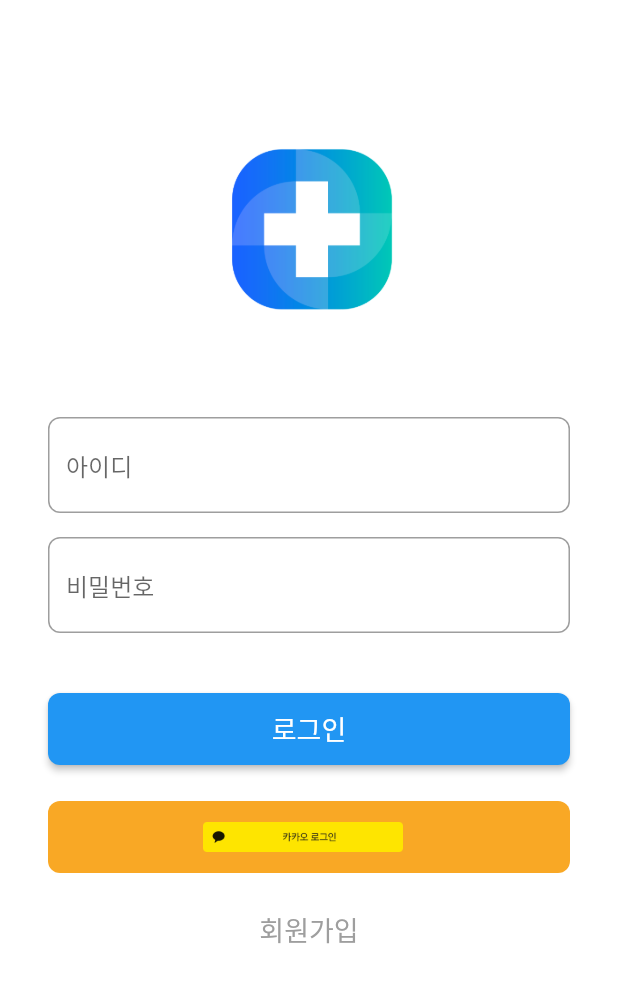
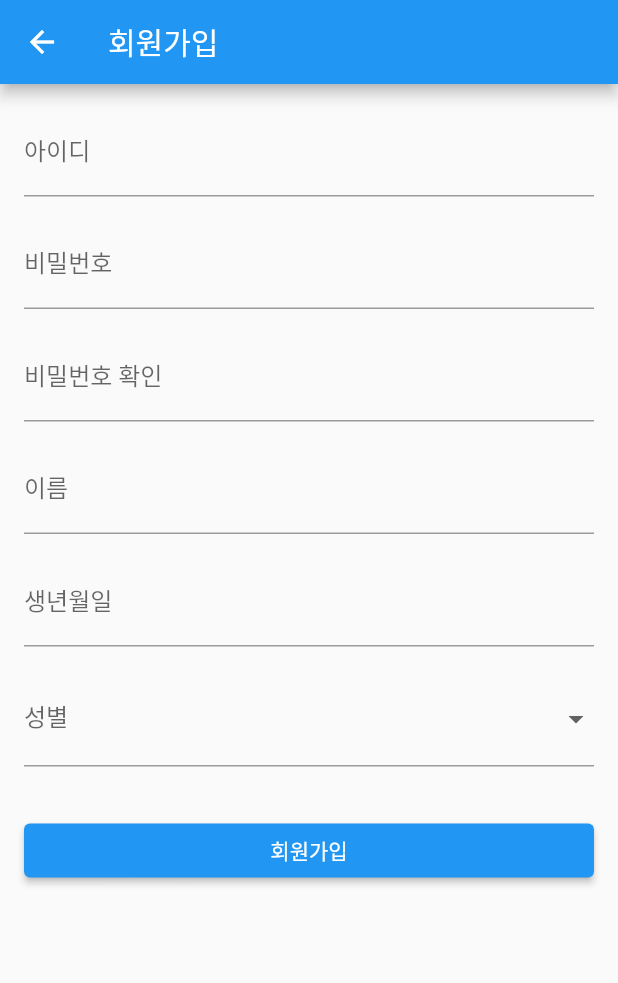
Before and after one commit to Recyclingbottle/login_flutter, a Flutter app: the screen it shows after launch, after a tap on "회원가입", on a phone screen of 412 x 824 dp. Shown: the top 983 px of the screen. Run offline on Flutter 3.47's test engine with Material 2 defaults, Android fonts, the phone set to English and light mode, and no system bars.

Commit message:
회원가입 페이지, 카카오 로그인&회원가입 페이지

```diff
--- /dev/null
+++ b/lib/SignUpPage.dart
@@ -0,0 +1,141 @@
+import 'package:flutter/material.dart';
+
+class SignUpPage extends StatefulWidget {
+  @override
+  _SignUpPageState createState() => _SignUpPageState();
+}
+
+class _SignUpPageState extends State<SignUpPage> {
+  final _formKey = GlobalKey<FormState>();
+  final _idController = TextEditingController();
+  final _passwordController = TextEditingController();
+  final _confirmPasswordController = TextEditingController();
+  final _nameController = TextEditingController();
+  final _birthController = TextEditingController();
+  String? _selectedGender;
+
+  @override
+  Widget build(BuildContext context) {
+    return Scaffold(
+      appBar: AppBar(
+        title: Text('회원가입'),
+      ),
+      body: Padding(
+        padding: const EdgeInsets.all(16.0),
+        child: Form(
+          key: _formKey,
+          child: Column(
+            crossAxisAlignment: CrossAxisAlignment.start,
+            children: [
+              TextFormField(
+                controller: _idController,
+                decoration: InputDecoration(
+                  labelText: '아이디',
+                ),
+                validator: (value) {
+                  if (value?.isEmpty ?? true) {
+                    return '아이디를 입력하세요';
+                  }
+                  return null;
+                },
+              ),
+              SizedBox(height: 16.0),
+              TextFormField(
+                controller: _passwordController,
+                decoration: InputDecoration(
+                  labelText: '비밀번호',
+                ),
+                obscureText: true,
+                validator: (value) {
+                  if (value?.isEmpty ?? true) {
+                    return '비밀번호를 입력하세요';
+                  }
+                  return null;
+                },
+              ),
+              SizedBox(height: 16.0),
+              TextFormField(
+                controller: _confirmPasswordController,
+                decoration: InputDecoration(
+                  labelText: '비밀번호 확인',
+                ),
+                obscureText: true,
+                validator: (value) {
+                  if (value?.isEmpty ?? true) {
+                    return '비밀번호 확인을 입력하세요';
+                  }
+                  if (value != _passwordController.text) {
+                    return '비밀번호가 일치하지 않습니다';
+                  }
+                  return null;
+                },
+              ),
+              SizedBox(height: 16.0),
+              TextFormField(
+                controller: _nameController,
+                decoration: InputDecoration(
+                  labelText: '이름',
+                ),
+                validator: (value) {
+                  if (value?.isEmpty ?? true) {
+                    return '이름을 입력하세요';
+                  }
+                  return null;
+                },
+              ),
+              SizedBox(height: 16.0),
+              TextFormField(
+                controller: _birthController,
+                decoration: InputDecoration(
+                  labelText: '생년월일',
+                ),
+                validator: (value) {
+                  if (value?.isEmpty ?? true) {
+                    return '생년월일을 입력하세요';
+                  }
+                  return null;
+                },
+              ),
+              SizedBox(height: 16.0),
+              DropdownButtonFormField<String>(
+                value: _selectedGender,
+                items: ['남성', '여성']
+                    .map((label) => DropdownMenuItem(
+                  child: Text(label),
+                  value: label,
+                ))
+                    .toList(),
+                onChanged: (value) {
+                  setState(() {
+                    _selectedGender = value;
+                  });
+                },
+                decoration: InputDecoration(
+                  labelText: '성별',
+                ),
+                validator: (value) {
+                  if (value == null) {
+                    return '성별을 선택하세요';
+                  }
+                  return null;
+                },
+              ),
+              SizedBox(height: 32.0),
+              Container(
+                width: double.infinity,
+                child: ElevatedButton(
+                  onPressed: () {
+                    if (_formKey.currentState?.validate() == true) {
+                      // 회원가입 로직 처리
+            }
+          },
+          child: Text('회원가입'),
+                 ),
+                ),
+               ],
+             ),
+          ),
+        ),
+    );
+  }
+}
--- a/lib/main.dart
+++ b/lib/main.dart
@@ -1,4 +1,6 @@
 import 'package:flutter/material.dart';
+import 'package:login/KakaoLoginPage.dart';
+import 'package:login/SignUpPage.dart';
 
 void main() {
   runApp(MyApp());
@@ -33,7 +35,7 @@ class LoginPage extends StatelessWidget {
               height: 80.0,
             ),
             Image.asset(
-              'assets/apayo_logo.png', // 이미지 파일 경로
+              'assets/apayo_logo.png',
               height: 150.0,
             ),
             SizedBox(
@@ -56,7 +58,7 @@ class LoginPage extends StatelessWidget {
             Container(
               margin: EdgeInsets.symmetric(horizontal: 32.0),
               child: TextField(
-                obscureText: true, // 비밀번호 입력 시 마스킹 처리
+                obscureText: true,
                 decoration: InputDecoration(
                   hintText: '비밀번호',
                   border: OutlineInputBorder(
@@ -90,7 +92,12 @@ class LoginPage extends StatelessWidget {
               height: 24.0,
             ),
             InkWell(
-              onTap: () {},
+              onTap: () {
+                Navigator.push(
+                  context,
+                  MaterialPageRoute(builder: (context) => KakaoLoginPage()),
+                );
+              },
               child: Container(
                 margin: EdgeInsets.symmetric(horizontal: 32.0),
                 width: double.infinity,
@@ -99,17 +106,9 @@ class LoginPage extends StatelessWidget {
                   color: Colors.yellow[800],
                   borderRadius: BorderRadius.circular(8.0),
                 ),
-                child: Row(
-                  mainAxisAlignment: MainAxisAlignment.center,
-                  children: <Widget>[
-                    Image.asset(
-                      'assets/kakao_login_large_wide.png', // 카카오 로고 이미지 파일 경로
-                      height: 20.0,
-                    ),
-                    SizedBox(
-                      width: 8.0,
-                    ),
-                  ],
+                child: Image.asset(
+                  'assets/kakao_login_large_wide.png',
+                  fit: BoxFit.cover,
                 ),
               ),
             ),
@@ -117,7 +116,12 @@ class LoginPage extends StatelessWidget {
               height: 24.0,
             ),
               GestureDetector(
-              onTap: () {},
+                onTap: () {
+                  Navigator.push(
+                    context,
+                    MaterialPageRoute(builder: (context) => SignUpPage()),
+                  );
+                },
                 child: Text(
                   '회원가입',
                   style: TextStyle(fontSize: 18.0, color: Colors.grey),
--- a/pubspec.yaml
+++ b/pubspec.yaml
@@ -30,6 +30,7 @@ environment:
 dependencies:
   flutter:
     sdk: flutter
+  kakao_flutter_sdk : ^1.4.1
 
 
   # The following adds the Cupertino Icons font to your application.
```
Also changed, not shown: lib/KakaoLoginPage.dart (added, +32 -0 lines), pubspec.lock, 1 other file. Lines whose indentation alone changed are shown as unchanged.
